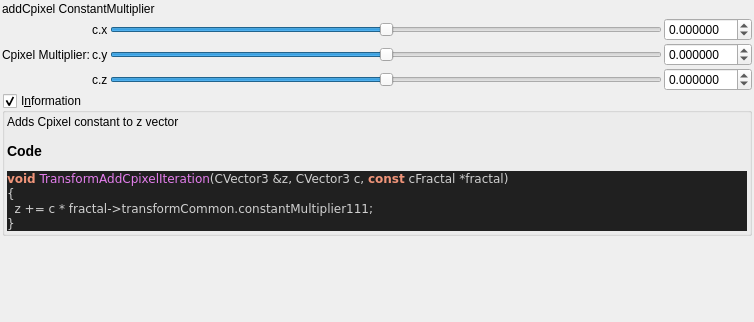
Above: mandelbulber2/qt_data/fractal_transf_add_cpixel.ui from buddhi1980/mandelbulber2 before the change. Below: the same form after it.
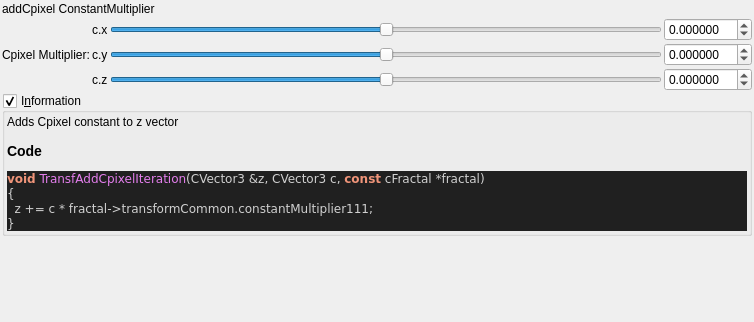
That is the form after the change. Custom widgets are drawn as their Qt base class.

Patch:
```diff
--- a/mandelbulber2/qt_data/fractal_transf_add_cpixel.ui
+++ b/mandelbulber2/qt_data/fractal_transf_add_cpixel.ui
@@ -267,7 +267,7 @@
 &lt;/table&gt;
 &lt;h3&gt;Code&lt;/h3&gt;
 &lt;body style=&quot;background-color:#202020&quot;&gt;
-&lt;pre style=&quot;color:#d0d0d0; background-color:#202020;  font-family:'Courier New',monospace;&quot;&gt;&lt;span style=&quot;color:#f09479; font-weight:bold&quot;&gt;void&lt;/span&gt; &lt;span style=&quot;color:#e47eed&quot;&gt;TransformAddCpixelIteration&lt;/span&gt;&lt;span style=&quot;color:#d0d0d0&quot;&gt;(&lt;/span&gt;CVector3 &lt;span style=&quot;color:#d0d0d0&quot;&gt;&amp;amp;&lt;/span&gt;z&lt;span style=&quot;color:#d0d0d0&quot;&gt;,&lt;/span&gt; CVector3 c&lt;span style=&quot;color:#d0d0d0&quot;&gt;,&lt;/span&gt; &lt;span style=&quot;color:#f09479; font-weight:bold&quot;&gt;const&lt;/span&gt; cFractal &lt;span style=&quot;color:#d0d0d0&quot;&gt;*&lt;/span&gt;fractal&lt;span style=&quot;color:#d0d0d0&quot;&gt;)&lt;/span&gt;
+&lt;pre style=&quot;color:#d0d0d0; background-color:#202020;  font-family:'Courier New',monospace;&quot;&gt;&lt;span style=&quot;color:#f09479; font-weight:bold&quot;&gt;void&lt;/span&gt; &lt;span style=&quot;color:#e47eed&quot;&gt;TransfAddCpixelIteration&lt;/span&gt;&lt;span style=&quot;color:#d0d0d0&quot;&gt;(&lt;/span&gt;CVector3 &lt;span style=&quot;color:#d0d0d0&quot;&gt;&amp;amp;&lt;/span&gt;z&lt;span style=&quot;color:#d0d0d0&quot;&gt;,&lt;/span&gt; CVector3 c&lt;span style=&quot;color:#d0d0d0&quot;&gt;,&lt;/span&gt; &lt;span style=&quot;color:#f09479; font-weight:bold&quot;&gt;const&lt;/span&gt; cFractal &lt;span style=&quot;color:#d0d0d0&quot;&gt;*&lt;/span&gt;fractal&lt;span style=&quot;color:#d0d0d0&quot;&gt;)&lt;/span&gt;
 &lt;span style=&quot;color:#d0d0d0&quot;&gt;{&lt;/span&gt;
   z &lt;span style=&quot;color:#d0d0d0&quot;&gt;+=&lt;/span&gt; c &lt;span style=&quot;color:#d0d0d0&quot;&gt;*&lt;/span&gt; fractal&lt;span style=&quot;color:#d0d0d0&quot;&gt;-&amp;gt;&lt;/span&gt;transformCommon&lt;span style=&quot;color:#d0d0d0&quot;&gt;.&lt;/span&gt;constantMultiplier111&lt;span style=&quot;color:#d0d0d0&quot;&gt;;&lt;/span&gt;
 &lt;span style=&quot;color:#d0d0d0&quot;&gt;}&lt;/span&gt;
```
Left out of the diff: 4 changed lines with no effect on the pictures.
